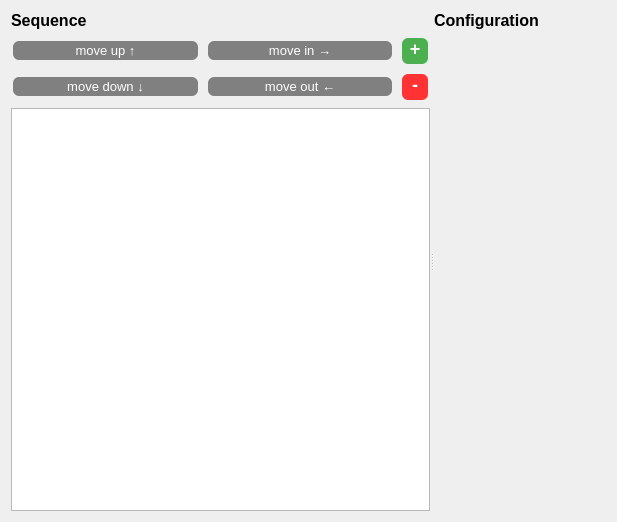
Above: nomad_camels/gui/protocol_view.ui from FAU-LAP/NOMAD-CAMELS before the change. Below: the same form after it.
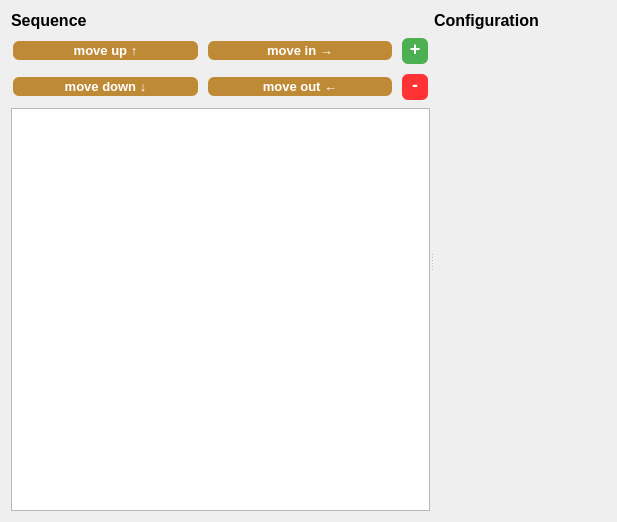
That is the form after the change.

Diff of the .ui file:
```diff
--- a/nomad_camels/gui/protocol_view.ui
+++ b/nomad_camels/gui/protocol_view.ui
@@ -141,19 +141,21 @@
         <widget class="QPushButton" name="pushButton_move_step_up">
          <property name="styleSheet">
           <string notr="true">QPushButton {
-                                background-color: #808080; 
-                                color: white; 
-                                border: none; 
-                                padding: 2px 10px; 
-                                text-align: center; 
-                                text-decoration: none; 
-                                font-size: 13px; 
-                                margin: 2px 2px; 
-                                border-radius: 6px;
-                            }
-                            QPushButton:hover {
-                                background-color: #a0a0a0;
-                            }</string>
+        background-color: #bf8a36;
+        color: white;
+        border: none;
+        padding: 2px 10px;
+        text-align: center;
+        text-decoration: none;
+        font-size: 13px;
+        margin: 2px 2px;
+        border-radius: 6px;
+        font-weight: bold;
+    }
+
+    QPushButton:hover {
+        background-color: #8a5a23;
+    }</string>
          </property>
          <property name="text">
           <string>move up ↑</string>
@@ -167,19 +169,21 @@
         <widget class="QPushButton" name="pushButton_move_step_down">
          <property name="styleSheet">
           <string notr="true">QPushButton {
-                                background-color: #808080; 
-                                color: white; 
-                                border: none; 
-                                padding: 2px 10px; 
-                                text-align: center; 
-                                text-decoration: none; 
-                                font-size: 13px; 
-                                margin: 2px 2px; 
-                                border-radius: 6px;
-                            }
-                            QPushButton:hover {
-                                background-color: #a0a0a0;
-                            }</string>
+        background-color: #bf8a36;
+        color: white;
+        border: none;
+        padding: 2px 10px;
+        text-align: center;
+        text-decoration: none;
+        font-size: 13px;
+        margin: 2px 2px;
+        border-radius: 6px;
+        font-weight: bold;
+    }
+
+    QPushButton:hover {
+        background-color: #8a5a23;
+    }</string>
          </property>
          <property name="text">
           <string>move down ↓</string>
@@ -190,19 +194,21 @@
         <widget class="QPushButton" name="pushButton_move_step_out">
          <property name="styleSheet">
           <string notr="true">QPushButton {
-                                background-color: #808080; 
-                                color: white; 
-                                border: none; 
-                                padding: 2px 10px; 
-                                text-align: center; 
-                                text-decoration: none; 
-                                font-size: 13px; 
-                                margin: 2px 2px; 
-                                border-radius: 6px;
-                            }
-                            QPushButton:hover {
-                                background-color: #a0a0a0;
-                            }</string>
+        background-color: #bf8a36;
+        color: white;
+        border: none;
+        padding: 2px 10px;
+        text-align: center;
+        text-decoration: none;
+        font-size: 13px;
+        margin: 2px 2px;
+        border-radius: 6px;
+        font-weight: bold;
+    }
+
+    QPushButton:hover {
+        background-color: #8a5a23;
+    }</string>
          </property>
          <property name="text">
           <string>move out ←</string>
@@ -213,19 +219,21 @@
         <widget class="QPushButton" name="pushButton_move_step_in">
          <property name="styleSheet">
           <string notr="true">QPushButton {
-                                background-color: #808080; 
-                                color: white; 
-                                border: none; 
-                                padding: 2px 10px; 
-                                text-align: center; 
-                                text-decoration: none; 
-                                font-size: 13px; 
-                                margin: 2px 2px; 
-                                border-radius: 6px;
-                            }
-                            QPushButton:hover {
-                                background-color: #a0a0a0;
-                            }</string>
+        background-color: #bf8a36;
+        color: white;
+        border: none;
+        padding: 2px 10px;
+        text-align: center;
+        text-decoration: none;
+        font-size: 13px;
+        margin: 2px 2px;
+        border-radius: 6px;
+        font-weight: bold;
+    }
+
+    QPushButton:hover {
+        background-color: #8a5a23;
+    }</string>
          </property>
          <property name="text">
           <string>move in →</string>
```
